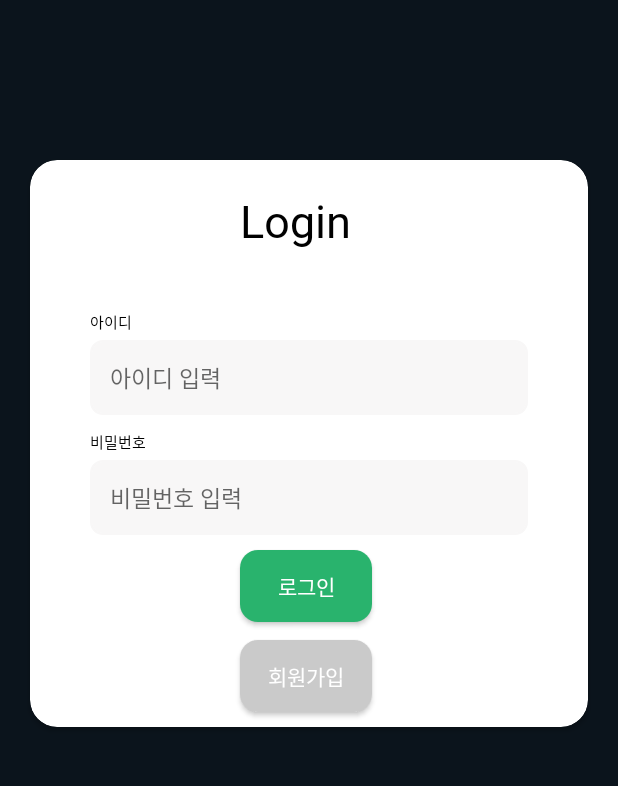
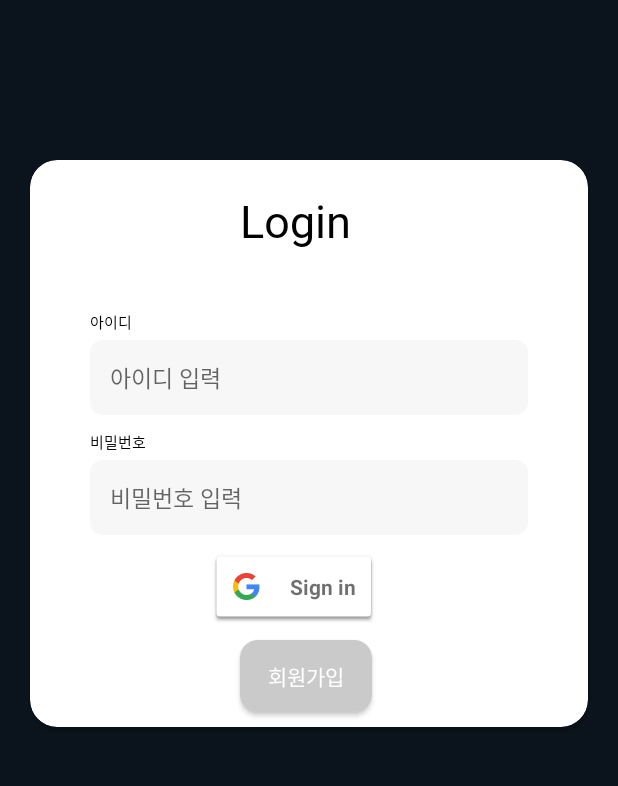
Before and after one commit to wakawakaProject/waka_waka_app, an Android app built with Jetpack Compose: the screen it shows after launch (LoginActivity), on a phone screen of 412 x 824 dp, the part 411-1197 px from its top. Run offline under Robolectric (Android 15) with nearby library versions, the phone set to English and light mode, and no system bars; our stand-ins replace Firebase (no records; nobody signed in at launch, a user with empty details on screens opened directly).

Commit message:
Fix: modified login btn to social login btn

```diff
--- a/app/src/main/res/layout/activity_login.xml
+++ b/app/src/main/res/layout/activity_login.xml
@@ -84,16 +84,14 @@
             android:background="@drawable/round_edittext"
             android:textSize="15sp"></EditText>
 
-        <Button
+        <com.google.android.gms.common.SignInButton
             android:id="@+id/login"
             android:layout_width="wrap_content"
             android:layout_height="wrap_content"
-            android:layout_marginHorizontal="140dp"
+            android:layout_marginHorizontal="120dp"
             android:layout_marginTop="260dp"
-            android:background="@drawable/round_button"
-            android:fontFamily="@font/lineseedkr_bd"
             android:text="로그인"
-            android:textColor="@color/white"></Button>
+            android:textColor="@color/white"/>
 
         <Button
             android:id="@+id/sign_up"
```
